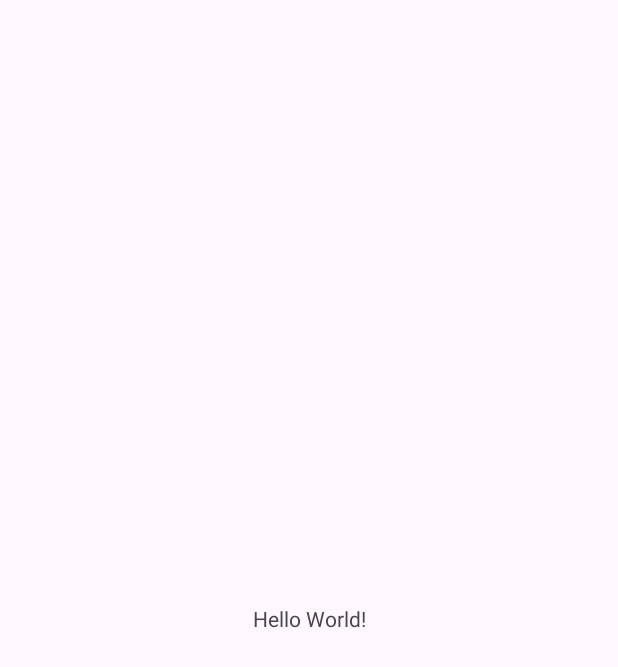
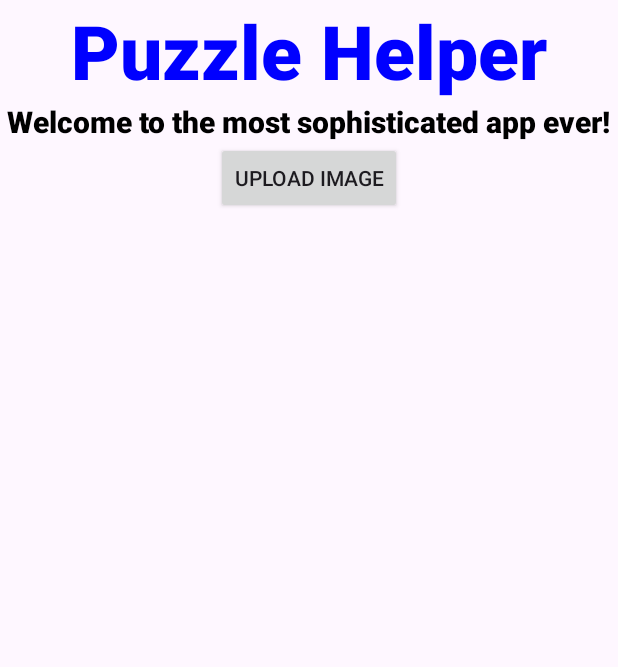
Before and after one commit to Yurem1/Puzzle-Helper, an Android app: the screen it shows after launch (MainActivity before the commit, UI after it), on a phone screen of 412 x 824 dp. Before the commit the part shown is almost empty. Shown: the top 667 px of the screen. Run offline under Robolectric (Android 15) with nearby library versions, the phone set to English and light mode, and no system bars.

Commit message:
Created .UI class and has been set as the main launcher activity -- > Button was also created

```diff
--- a/app/src/main/AndroidManifest.xml
+++ b/app/src/main/AndroidManifest.xml
@@ -12,15 +12,12 @@
         android:supportsRtl="true"
         android:theme="@style/Theme.PuzzleHelper"
         tools:targetApi="31">
-        <activity
-            android:name=".MainActivity"
+        <activity android:name=".UI"
             android:exported="true">
             <intent-filter>
                 <action android:name="android.intent.action.MAIN" />
-
                 <category android:name="android.intent.category.LAUNCHER" />
             </intent-filter>
         </activity>
     </application>
-
 </manifest>
--- /dev/null
+++ b/app/src/main/java/gg/yurem/puzzlehelper/UI.kt
@@ -0,0 +1,20 @@
+package gg.yurem.puzzlehelper
+
+import android.app.Activity
+import android.os.Bundle
+import android.util.Log
+import android.widget.Button
+
+class UI : Activity() {
+
+    override fun onCreate(savedInstanceState: Bundle?) {
+        super.onCreate(savedInstanceState)
+        setContentView(R.layout.user_interface)
+
+        val button: Button = findViewById<Button>(R.id.upload_button)
+
+        button.setOnClickListener() {
+            Log.d("ButtonClickListener", "Button has been clicked $")
+        }
+    }
+}
--- a/app/src/main/res/values/strings.xml
+++ b/app/src/main/res/values/strings.xml
@@ -1,5 +1,5 @@
 <resources>
-    <string name="app_name">Word Puzzle Tool</string>
+    <string name="app_name">Puzzle Helper</string>
     <string name='description'>Welcome to the most sophisticated app ever!</string>
     <string name='upload_button'>Upload image</string>
 </resources>
```
Also changed, not shown: app/src/main/res/layout/user_interface.xml (renamed from app/src/main/res/layout/user_interference.xml).
